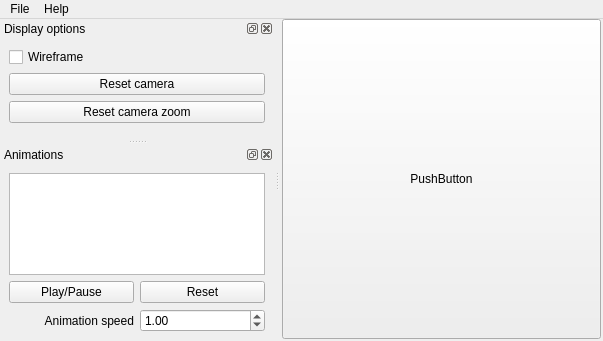
This is ui/mainwindow.ui in mapret/modelviewer as Qt 5 draws it before an edit. The edited form follows.
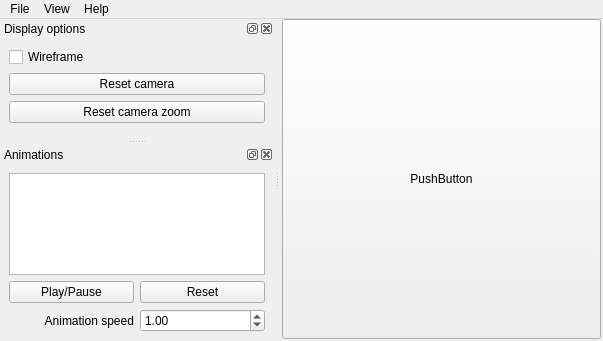
This is the edited form.

Patch:
```diff
--- a/ui/mainwindow.ui
+++ b/ui/mainwindow.ui
@@ -168,7 +168,19 @@
     <addaction name="act_licenses"/>
     <addaction name="act_aboutqt"/>
    </widget>
+   <widget class="QMenu" name="menuView">
+    <property name="title">
+     <string>View</string>
+    </property>
+    <widget class="QMenu" name="menu_style">
+     <property name="title">
+      <string>Style</string>
+     </property>
+    </widget>
+    <addaction name="menu_style"/>
+   </widget>
    <addaction name="menuFile"/>
+   <addaction name="menuView"/>
    <addaction name="menuHelp"/>
   </widget>
   <action name="act_open">
```
